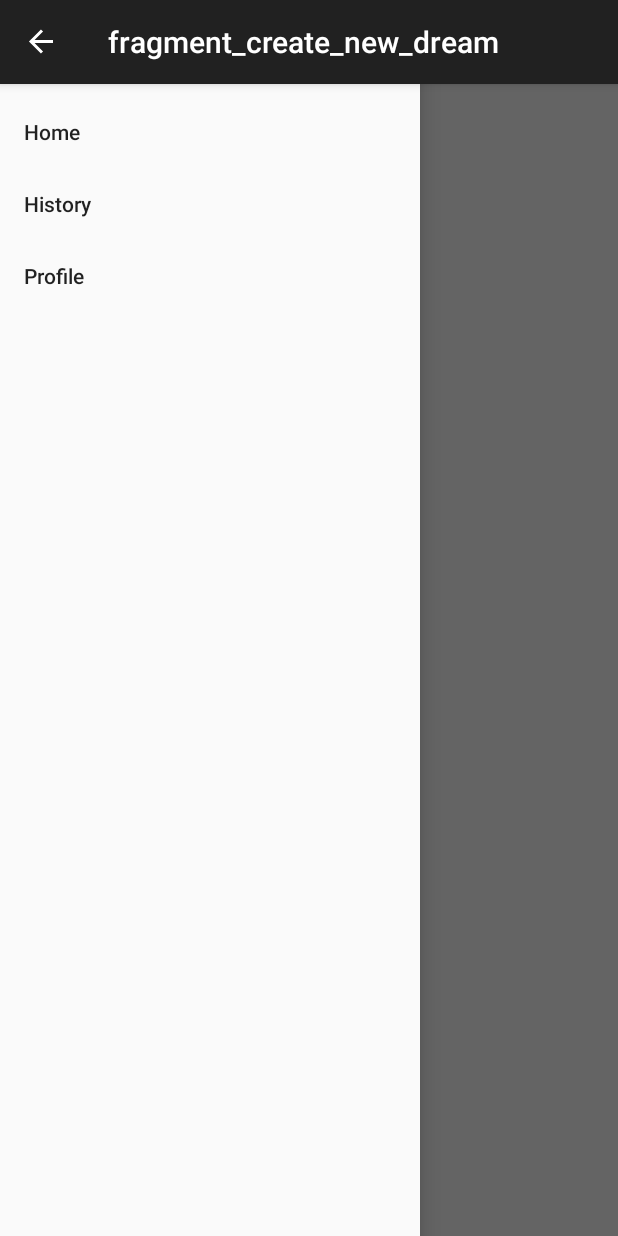
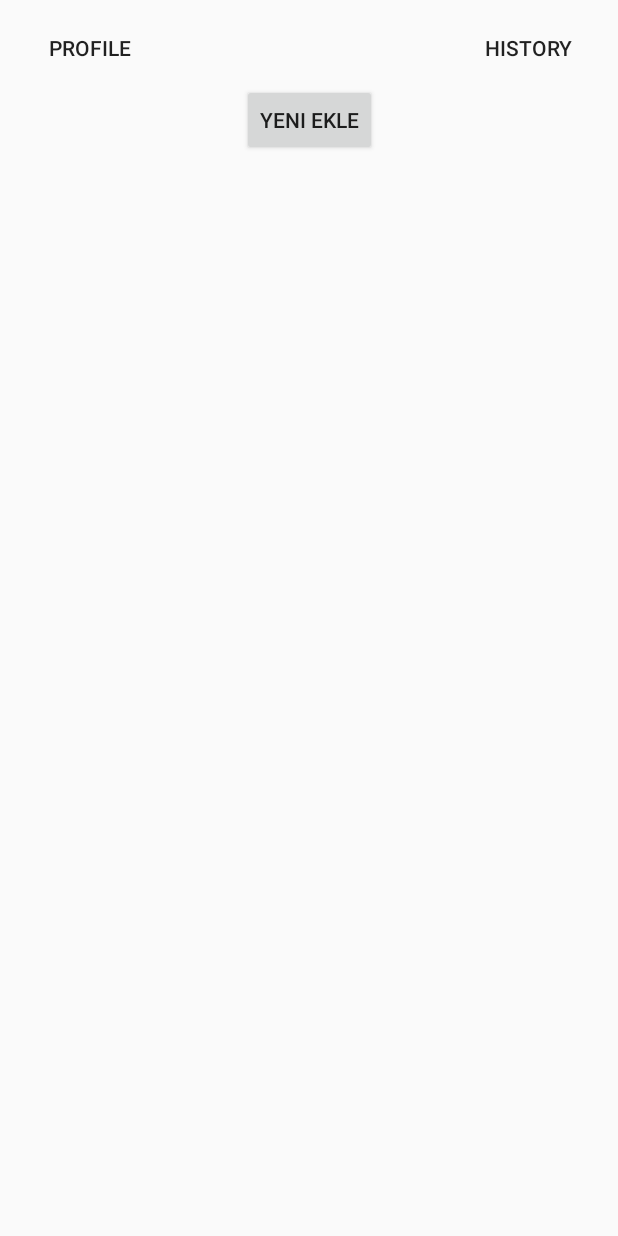
Before and after one commit to berkecankocyigit/CS394-Project, an Android app: the createNewDream screen opened through its navigation route, in the side drawer, after a tap on "History", on a phone screen of 412 x 824 dp. Run offline under Robolectric (Android 15) with nearby library versions, the phone set to English and light mode, and no system bars; our stand-ins replace navigation-ui.

Commit message:
added custom navigation and cool stuff

```diff
--- a/app/src/main/java/com/example/mvvm_gameex/MainActivity.kt
+++ b/app/src/main/java/com/example/mvvm_gameex/MainActivity.kt
@@ -2,7 +2,10 @@
 
 import android.os.Bundle
 import android.util.Log
+import android.view.Gravity
+import android.widget.Button
 import androidx.appcompat.app.AppCompatActivity
+import androidx.core.view.GravityCompat
 import androidx.drawerlayout.widget.DrawerLayout
 import androidx.navigation.fragment.NavHostFragment
 import androidx.navigation.fragment.findNavController
@@ -32,9 +35,16 @@
         setupDrawerLayout()
     }
 
+    fun openProfilePage() {
+        navController.navigate(R.id.userProfilePage)
+    }
+    fun openDreamsListPage() {
+        navController.navigate(R.id.dreamsList)
+    }
+
     private fun setupDrawerLayout(){
         val navigationView: NavigationView = findViewById(R.id.navView)
-        setupActionBarWithNavController(navController, appBarConfiguration)
+        //setupActionBarWithNavController(navController, appBarConfiguration)
         navigationView.setupWithNavController(navController)
     }
 
--- a/app/src/main/java/com/example/mvvm_gameex/fragments/MainFragment.kt
+++ b/app/src/main/java/com/example/mvvm_gameex/fragments/MainFragment.kt
@@ -12,9 +12,7 @@
 import com.example.mvvm_gameex.viewmodel.MainViewModel
 import com.example.mvvm_gameex.databinding.FragmentMainBinding
 class MainFragment : Fragment() {
-    companion object {
-        fun newInstance() = DreamsList()
-    }
+
 
     private lateinit var viewModel: MainViewModel
     override fun onCreateView(
@@ -33,7 +31,7 @@
         // Set a click listener for the button
         myButton.setOnClickListener {
             // Handle button click here
-            view?.findNavController()?.navigate(R.id.action_mainFragment_to_createNewDream)
+            view?.findNavController()?.navigate(R.id.createNewDream)
         }
     }
 
--- /dev/null
+++ b/app/src/main/java/com/example/mvvm_gameex/fragments/NavigationTop.kt
@@ -0,0 +1,46 @@
+package com.example.mvvm_gameex.fragments
+
+import android.os.Bundle
+import androidx.fragment.app.Fragment
+import android.view.LayoutInflater
+import android.view.View
+import android.view.ViewGroup
+import android.widget.Button
+import com.example.mvvm_gameex.MainActivity
+import com.example.mvvm_gameex.R
+
+
+class NavigationTop : Fragment() {
+
+    override fun onCreate(savedInstanceState: Bundle?) {
+        super.onCreate(savedInstanceState)
+
+    }
+
+    override fun onActivityCreated(savedInstanceState: Bundle?) {
+        super.onActivityCreated(savedInstanceState)
+
+    }
+    override fun onCreateView(
+        inflater: LayoutInflater, container: ViewGroup?,
+        savedInstanceState: Bundle?
+    ): View? {
+        val view = inflater.inflate(R.layout.fragment_navigation_top, container, false)
+
+        val profileButton: Button = view.findViewById(R.id.profileButton)
+        profileButton.setOnClickListener {
+            // Get the MainActivity reference and open/close the drawer
+            val mainActivity = activity as? MainActivity
+            mainActivity?.openProfilePage()
+        }
+        val historyButtton: Button = view.findViewById(R.id.historyButton)
+        historyButtton.setOnClickListener {
+            // Get the MainActivity reference and open/close the drawer
+            val mainActivity = activity as? MainActivity
+            mainActivity?.openDreamsListPage()
+        }
+
+        return view
+    }
+
+}
--- a/app/src/main/java/com/example/mvvm_gameex/fragments/createNewDream.kt
+++ b/app/src/main/java/com/example/mvvm_gameex/fragments/createNewDream.kt
@@ -6,6 +6,8 @@
 import android.view.LayoutInflater
 import android.view.View
 import android.view.ViewGroup
+import androidx.navigation.fragment.findNavController
+import com.example.mvvm_gameex.MainActivity
 import com.example.mvvm_gameex.R
 import com.example.mvvm_gameex.viewmodel.MainViewModel
 
--- a/app/src/main/res/layout/activity_main.xml
+++ b/app/src/main/res/layout/activity_main.xml
@@ -24,4 +24,10 @@
         app:menu="@menu/drawerlayout"
         android:layout_gravity="start"
         android:fitsSystemWindows="true"/>
+    <fragment
+        android:layout_width="wrap_content"
+        android:layout_height="wrap_content"
+        android:id="@+id/navigationTop"
+        android:name="com.example.mvvm_gameex.fragments.NavigationTop"/>
+
 </androidx.drawerlayout.widget.DrawerLayout>
--- a/app/src/main/res/layout/fragment_create_new_dream.xml
+++ b/app/src/main/res/layout/fragment_create_new_dream.xml
@@ -1,13 +1,20 @@
 <?xml version="1.0" encoding="utf-8"?>
-<FrameLayout xmlns:android="http://schemas.android.com/apk/res/android"
+<androidx.constraintlayout.widget.ConstraintLayout xmlns:android="http://schemas.android.com/apk/res/android"
+    xmlns:app="http://schemas.android.com/apk/res-auto"
     xmlns:tools="http://schemas.android.com/tools"
+    android:id="@+id/frameLayout"
     android:layout_width="match_parent"
     android:layout_height="match_parent"
+    android:layout_marginTop="?actionBarSize"
     tools:context=".fragments.createNewDream">
 
     <Button
         android:id="@+id/button"
         android:layout_width="wrap_content"
         android:layout_height="wrap_content"
-        android:text="Yeni ekle" />
-</FrameLayout>
+        android:text="Yeni ekle"
+        app:layout_constraintEnd_toEndOf="parent"
+        app:layout_constraintHorizontal_bias="0.5"
+        app:layout_constraintStart_toStartOf="parent"
+        app:layout_constraintTop_toTopOf="parent" />
+</androidx.constraintlayout.widget.ConstraintLayout>
--- /dev/null
+++ b/app/src/main/res/layout/fragment_navigation_top.xml
@@ -0,0 +1,34 @@
+<?xml version="1.0" encoding="utf-8"?>
+<androidx.constraintlayout.widget.ConstraintLayout xmlns:android="http://schemas.android.com/apk/res/android"
+    xmlns:app="http://schemas.android.com/apk/res-auto"
+    xmlns:tools="http://schemas.android.com/tools"
+    android:id="@+id/frameLayout2"
+    style="@style/TextAppearance.AppCompat.Widget.Button.Borderless.Colored"
+    android:layout_width="match_parent"
+    android:layout_height="match_parent"
+    tools:context=".fragments.NavigationTop">
+
+
+    <Button
+        android:id="@+id/profileButton"
+        android:layout_width="wrap_content"
+        android:layout_height="wrap_content"
+        android:layout_marginStart="16dp"
+        android:layout_marginTop="8dp"
+        android:background="#00FFFFFF"
+        android:text="Profile"
+        app:layout_constraintStart_toStartOf="parent"
+        app:layout_constraintTop_toTopOf="parent" />
+
+    <Button
+        android:id="@+id/historyButton"
+        android:layout_width="wrap_content"
+        android:layout_height="wrap_content"
+        android:layout_marginTop="8dp"
+        android:layout_marginEnd="16dp"
+        android:background="#00FFFFFF"
+        android:text="History"
+        app:layout_constraintEnd_toEndOf="parent"
+        app:layout_constraintTop_toTopOf="parent" />
+
+</androidx.constraintlayout.widget.ConstraintLayout>
--- a/app/src/main/res/navigation/navigation.xml
+++ b/app/src/main/res/navigation/navigation.xml
@@ -16,6 +16,9 @@
         <action
             android:id="@+id/action_mainFragment_to_dreamsList"
             app:destination="@id/dreamsList" />
+        <action
+            android:id="@+id/action_mainFragment_to_userProfilePage"
+            app:destination="@id/userProfilePage" />
     </fragment>
     <fragment
         android:id="@+id/createNewDream"
@@ -43,4 +46,13 @@
         android:name="com.example.mvvm_gameex.fragments.userProfilePage"
         android:label="fragment_user_profile_page"
         tools:layout="@layout/fragment_user_profile_page" />
+    <fragment
+        android:id="@+id/navigationTop2"
+        android:name="com.example.mvvm_gameex.fragments.NavigationTop"
+        android:label="fragment_navigation_top"
+        tools:layout="@layout/fragment_navigation_top" >
+        <action
+            android:id="@+id/action_navigationTop2_to_createNewDream"
+            app:destination="@id/createNewDream" />
+    </fragment>
 </navigation>
--- a/app/src/main/res/values-night/themes.xml
+++ b/app/src/main/res/values-night/themes.xml
@@ -1,6 +1,6 @@
 <resources xmlns:tools="http://schemas.android.com/tools">
     <!-- Base application theme. -->
-    <style name="AppTheme" parent="Theme.AppCompat.Light.DarkActionBar">
+    <style name="AppTheme" parent="Theme.AppCompat.Light.NoActionBar">
         <!-- Customize your theme here -->
     </style>
 </resources>
--- a/app/src/main/res/values/strings.xml
+++ b/app/src/main/res/values/strings.xml
@@ -1,4 +1,6 @@
 <resources>
     <string name="app_name">Lethe</string>
     <string name="user_profile_page">User profile page</string>
+    <!-- TODO: Remove or change this placeholder text -->
+    <string name="hello_blank_fragment">Hello blank fragment</string>
 </resources>
--- a/app/src/main/res/values/themes.xml
+++ b/app/src/main/res/values/themes.xml
@@ -2,7 +2,7 @@
     <!-- Base application theme. -->
         <!-- Customize your light theme here. -->
         <!-- <item name="colorPrimary">@color/my_light_primary</item> -->
-    <style name="AppTheme" parent="Theme.AppCompat.Light.DarkActionBar">
+    <style name="AppTheme" parent="Theme.AppCompat.Light.NoActionBar">
         <!-- Customize your theme here -->
     </style>
     <style name="Theme.MVVM_GameEx" parent="AppTheme" />
```
